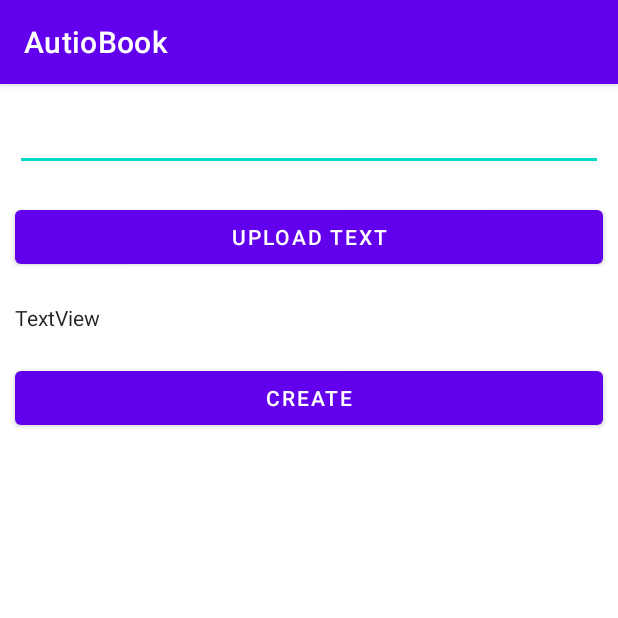
After one commit to Autiobook/Autiobook, an Android app: the fragment CreateAudiobook shown on its own in the app's theme, on a phone screen of 412 x 824 dp, the top half of it. The commit adds this screen. Run offline under Robolectric (Android 15) with nearby library versions, the phone set to English and light mode, and no system bars.

Commit message:
add frontend for audiobook upload

```diff
--- a/app/build.gradle
+++ b/app/build.gradle
@@ -32,6 +32,7 @@ dependencies {
     implementation 'androidx.appcompat:appcompat:1.4.1'
     implementation 'com.google.android.material:material:1.5.0'
     implementation 'androidx.constraintlayout:constraintlayout:2.1.3'
+    implementation 'androidx.legacy:legacy-support-v4:1.0.0'
     testImplementation 'junit:junit:4.+'
     androidTestImplementation 'androidx.test.ext:junit:1.1.3'
     androidTestImplementation 'androidx.test.espresso:espresso-core:3.4.0'
--- /dev/null
+++ b/app/src/main/java/com/example/autiobook/CreateAudiobook.java
@@ -0,0 +1,64 @@
+package com.example.autiobook;
+
+import android.os.Bundle;
+
+import androidx.fragment.app.Fragment;
+
+import android.view.LayoutInflater;
+import android.view.View;
+import android.view.ViewGroup;
+
+/**
+ * A simple {@link Fragment} subclass.
+ * Use the {@link CreateAudiobook#newInstance} factory method to
+ * create an instance of this fragment.
+ */
+public class CreateAudiobook extends Fragment {
+
+    // TODO: Rename parameter arguments, choose names that match
+    // the fragment initialization parameters, e.g. ARG_ITEM_NUMBER
+    private static final String ARG_PARAM1 = "param1";
+    private static final String ARG_PARAM2 = "param2";
+
+    // TODO: Rename and change types of parameters
+    private String mParam1;
+    private String mParam2;
+
+    public CreateAudiobook() {
+        // Required empty public constructor
+    }
+
+    /**
+     * Use this factory method to create a new instance of
+     * this fragment using the provided parameters.
+     *
+     * @param param1 Parameter 1.
+     * @param param2 Parameter 2.
+     * @return A new instance of fragment CreateAudiobook.
+     */
+    // TODO: Rename and change types and number of parameters
+    public static CreateAudiobook newInstance(String param1, String param2) {
+        CreateAudiobook fragment = new CreateAudiobook();
+        Bundle args = new Bundle();
+        args.putString(ARG_PARAM1, param1);
+        args.putString(ARG_PARAM2, param2);
+        fragment.setArguments(args);
+        return fragment;
+    }
+
+    @Override
+    public void onCreate(Bundle savedInstanceState) {
+        super.onCreate(savedInstanceState);
+        if (getArguments() != null) {
+            mParam1 = getArguments().getString(ARG_PARAM1);
+            mParam2 = getArguments().getString(ARG_PARAM2);
+        }
+    }
+
+    @Override
+    public View onCreateView(LayoutInflater inflater, ViewGroup container,
+                             Bundle savedInstanceState) {
+        // Inflate the layout for this fragment
+        return inflater.inflate(R.layout.fragment_create_audiobook, container, false);
+    }
+}
--- /dev/null
+++ b/app/src/main/res/layout/fragment_create_audiobook.xml
@@ -0,0 +1,43 @@
+<?xml version="1.0" encoding="utf-8"?>
+<LinearLayout xmlns:android="http://schemas.android.com/apk/res/android"
+    xmlns:tools="http://schemas.android.com/tools"
+    android:layout_width="match_parent"
+    android:layout_height="match_parent"
+    android:gravity="center|top"
+    android:orientation="vertical"
+    tools:context=".CreateAudiobook">
+
+    <EditText
+        android:id="@+id/etTitle"
+        android:layout_width="match_parent"
+        android:layout_height="wrap_content"
+        android:layout_margin="10dp"
+        android:ems="10"
+        android:inputType="textPersonName"
+        android:minHeight="48dp"
+        tools:text="Enter a title" />
+
+    <Button
+        android:id="@+id/btnUpload"
+        android:layout_width="match_parent"
+        android:layout_height="wrap_content"
+        android:layout_margin="10dp"
+        android:text="Upload Text" />
+
+    <TextView
+        android:id="@+id/tvPreview"
+        android:layout_width="match_parent"
+        android:layout_height="wrap_content"
+        android:layout_margin="10dp"
+        android:maxHeight="700dp"
+        android:text="TextView"
+        android:textAppearance="@style/TextAppearance.AppCompat.Body1"
+        tools:text="Barry B. Benson, an idealistic honey bee who has the ability to talk to humans, has recently graduated from college and is about to enter the hive's Honex Industries honey-making workforce with his best friend Adam Flayman. Barry is initially excited to join the workforce, but his ambitious, insubordinate attitude emerges upon discovering that his choice of job will never change once picked. Later, the two bees run into a group of Pollen Jocks, bees who collect pollen from flowers outside the hive, and they offer to take Barry with them if he is &quot;bee enough&quot;. While on his first pollen-gathering expedition in New York City, Barry gets lost in the rain, and ends up on the balcony of a human florist named Vanessa Bloome. Upon noticing Barry, Vanessa's boyfriend Ken attempts to squash him, but Vanessa gently catches and releases Barry outside the window, saving his life. " />
+
+    <Button
+        android:id="@+id/btnCreate"
+        android:layout_width="match_parent"
+        android:layout_height="wrap_content"
+        android:layout_margin="10dp"
+        android:text="Create" />
+</LinearLayout>
--- a/app/src/main/res/values/strings.xml
+++ b/app/src/main/res/values/strings.xml
@@ -1,3 +1,5 @@
 <resources>
     <string name="app_name">AutioBook</string>
+    <!-- TODO: Remove or change this placeholder text -->
+    <string name="hello_blank_fragment">Hello blank fragment</string>
 </resources>
```
Also changed, not shown: 1 other file.
